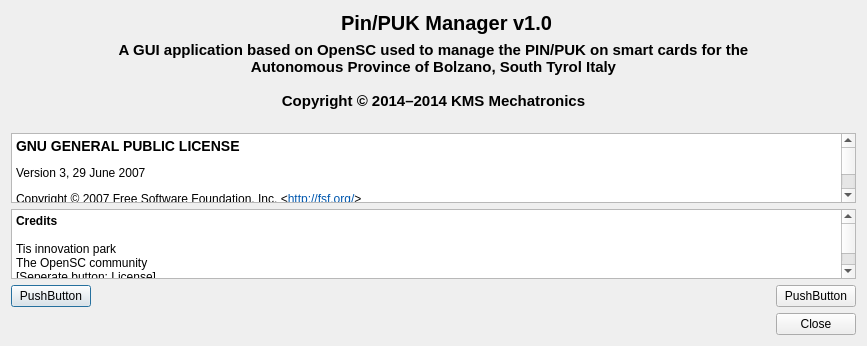
Before: the Qt Designer form src/forms/aboutdialog.ui in tis-innovation-park/OpenSC-GUI, drawn with Qt 5.
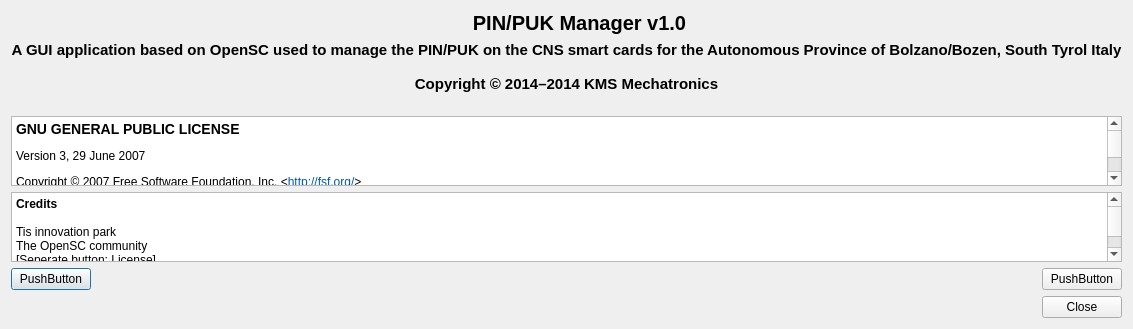
After: the same form once the commit is applied.

What changed in the file:
```diff
--- a/src/forms/aboutdialog.ui
+++ b/src/forms/aboutdialog.ui
@@ -68,7 +68,7 @@
       </font>
      </property>
      <property name="text">
-      <string>Pin/PUK Manager v1.0</string>
+      <string>PIN/PUK Manager v1.0</string>
      </property>
      <property name="alignment">
       <set>Qt::AlignCenter</set>
@@ -87,8 +87,7 @@
         </font>
        </property>
        <property name="text">
-        <string>A GUI application based on OpenSC used to manage the PIN/PUK on smart cards for the 
-Autonomous Province of Bolzano, South Tyrol Italy  
+        <string>A GUI application based on OpenSC used to manage the PIN/PUK on the CNS smart cards for the Autonomous Province of Bolzano/Bozen, South Tyrol Italy
 
 Copyright © 2014–2014 KMS Mechatronics
 </string>
```
